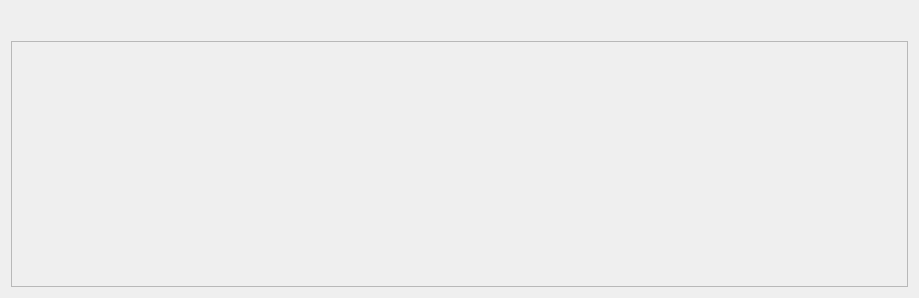
The window that src/qgis_stac/ui/item_assets_widget.ui (stac-utils/qgis-stac-plugin) describes before a commit, drawn with Qt 5.
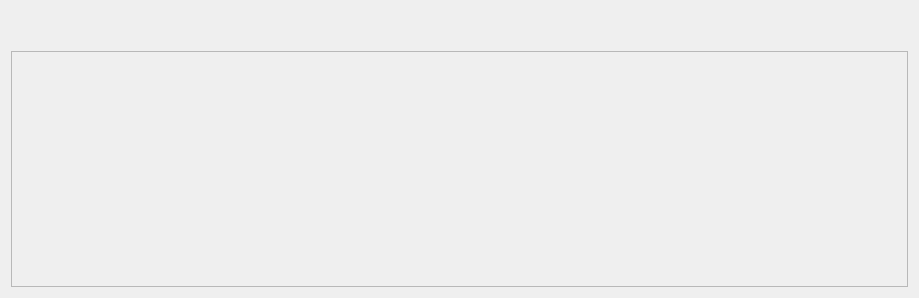
The same window after the commit.

Commit message: change in assets dialog UI

```diff
--- a/src/qgis_stac/ui/item_assets_widget.ui
+++ b/src/qgis_stac/ui/item_assets_widget.ui
@@ -17,7 +17,7 @@
    <item>
     <widget class="QLabel" name="title">
      <property name="styleSheet">
-      <string notr="true">font: 16pt;</string>
+      <string notr="true">font: 14pt;</string>
      </property>
      <property name="text">
       <string/>
@@ -25,6 +25,27 @@
     </widget>
    </item>
    <item>
+    <widget class="QFrame" name="frame">
+     <property name="frameShape">
+      <enum>QFrame::NoFrame</enum>
+     </property>
+     <property name="frameShadow">
+      <enum>QFrame::Raised</enum>
+     </property>
+     <layout class="QVBoxLayout" name="verticalLayout_4">
+      <property name="leftMargin">
+       <number>0</number>
+      </property>
+      <property name="topMargin">
+       <number>12</number>
+      </property>
+      <property name="rightMargin">
+       <number>0</number>
+      </property>
+      <property name="bottomMargin">
+       <number>0</number>
+      </property>
+      <item>
     <widget class="QScrollArea" name="scroll_area">
      <property name="frameShape">
       <enum>QFrame::StyledPanel</enum>
@@ -38,10 +59,13 @@
         <x>0</x>
         <y>0</y>
         <width>899</width>
-        <height>248</height>
+           <height>238</height>
        </rect>
       </property>
      </widget>
+       </widget>
+      </item>
+     </layout>
     </widget>
    </item>
   </layout>
```
Lines whose indentation alone changed are shown as unchanged.
